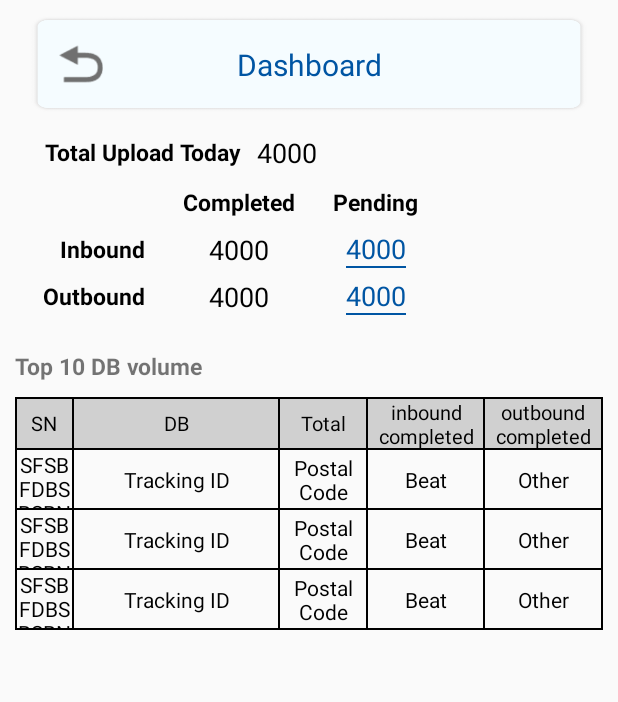
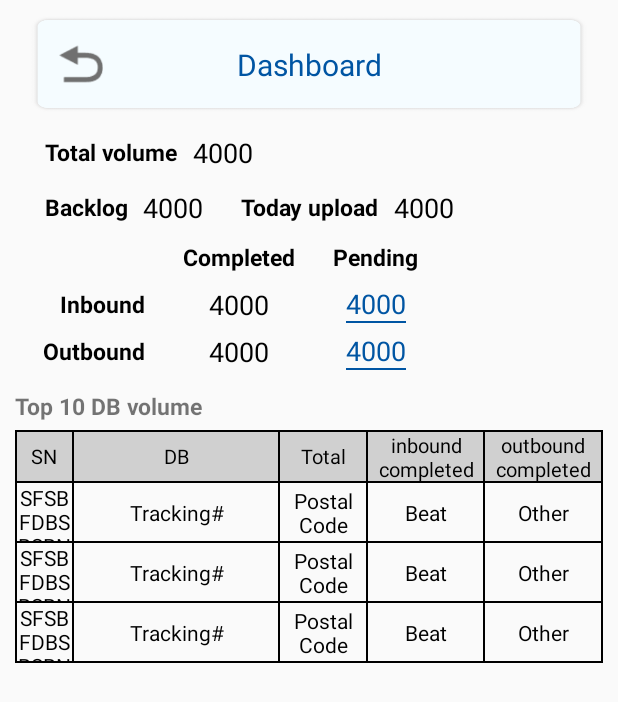
Before and after one commit to pandatuu/uhfproject, an Android app: the layout fragment_dashboard.xml on its own in the app's theme, with its tools: preview values and no code run, on a phone screen of 412 x 824 dp. Shown: the top 702 px of the screen. Run offline under Robolectric (Android 15) with nearby library versions, the phone set to English and light mode, and no system bars.

Commit message:
1.修改dashboard页；2.修改展示的单词；3.修改寻物页的蜂鸣声大小

```diff
--- a/app/src/main/java/com/example/uhfproject/model/DashboardNumberVO.kt
+++ b/app/src/main/java/com/example/uhfproject/model/DashboardNumberVO.kt
@@ -13,6 +13,11 @@ data class DashboardNumberVO (
      * （所选日期（默认当日））上传总数
      */
     val total: Int? = null,
+
+    /**
+     * （所选日期（默认当日））上传总数
+     */
+    val backlog: Int? = null,
 
     /**
      * （所选日期（默认当日））入库完成数量
--- a/app/src/main/java/com/example/uhfproject/model/ExcelDownloadVO.kt
+++ b/app/src/main/java/com/example/uhfproject/model/ExcelDownloadVO.kt
@@ -1,6 +1,7 @@
 package com.example.uhfproject.model
 
 import android.os.Parcelable
+import com.google.gson.annotations.SerializedName
 import kotlinx.android.parcel.Parcelize
 
 /**
@@ -13,8 +14,10 @@ data class ExcelDownloadVO(
 
     val trackingNumber: String? = null,
 
+    @SerializedName("postCode")
     val postalCode: String? = null,
 
+    @SerializedName("bitCode")
     val beat: String? = null,
 
     val reservedField1: String? = null,
--- a/app/src/main/java/com/example/uhfproject/ui/MainViewModel.kt
+++ b/app/src/main/java/com/example/uhfproject/ui/MainViewModel.kt
@@ -15,7 +15,6 @@ import com.example.uhfproject.utils.SingleLiveEvent
 import com.example.uhfproject.utils.retrofit.*
 import com.seuic.uhf.EPC
 import com.seuic.uhf.UHFService
-import com.seuic.uhfutils.EpcSearch
 import es.dmoral.toasty.Toasty
 import kotlinx.coroutines.*
 
--- a/app/src/main/java/com/example/uhfproject/ui/fragment/FindItemFragment.kt
+++ b/app/src/main/java/com/example/uhfproject/ui/fragment/FindItemFragment.kt
@@ -27,6 +27,7 @@ import com.example.uhfproject.utils.Const
 import com.example.uhfproject.utils.Const.findItemPower
 import com.example.uhfproject.utils.Const.intToPercent
 import com.example.uhfproject.utils.LogUtil
+import com.example.uhfproject.utils.VolumeController
 import com.seuic.uhf.EPC
 import com.seuic.uhf.UHFService
 import com.seuic.uhfutils.EpcSearch
@@ -48,7 +49,7 @@ class FindItemFragment : BaseFragment<FragmentFindItemBinding>(), SensorEventLis
     private var gyroscopeSensor: Sensor? = null
     private var rotationVectorSensor: Sensor? = null
 
-    private var currentRfid = ""
+    private var currentRfid = "E2806894000050335391C105"
     private var northDegree: Float? = null
     private var currentRssi = 0
 
@@ -133,6 +134,7 @@ class FindItemFragment : BaseFragment<FragmentFindItemBinding>(), SensorEventLis
             val search = EpcSearch.search(it)
             search.find { it.getId() == currentRfid }?.let {
                 currentRssi = it.rssi
+                VolumeController().setVolumePercent(currentRssi)
                 mBinding.tvProgress.text = "${currentRssi}%"
                 onValueChanged(currentRssi)
             }
--- a/app/src/main/res/layout/fragment_dashboard.xml
+++ b/app/src/main/res/layout/fragment_dashboard.xml
@@ -46,13 +46,12 @@
         android:layout_height="wrap_content"
         android:layout_marginStart="10dp"
         android:layout_marginTop="15dp"
-        android:text="@string/dashboard_txt1"
+        android:text="Total volume"
         android:textSize="15sp"
         android:textStyle="bold"
         android:textColor="@color/black"
         app:layout_constraintStart_toStartOf="@+id/title_layout"
         app:layout_constraintTop_toBottomOf="@+id/title_layout" />
-
 
     <TextView
         android:id="@+id/total_num"
@@ -66,6 +65,53 @@
         app:layout_constraintTop_toTopOf="@+id/tv_total_num"
         tools:text="4000" />
 
+    <TextView
+        android:id="@+id/tv_backlog_num"
+        android:layout_width="wrap_content"
+        android:layout_height="wrap_content"
+        android:layout_marginTop="15dp"
+        android:text="Backlog"
+        android:textSize="15sp"
+        android:textStyle="bold"
+        android:textColor="@color/black"
+        app:layout_constraintStart_toStartOf="@+id/tv_total_num"
+        app:layout_constraintTop_toBottomOf="@+id/tv_total_num" />
+
+    <TextView
+        android:id="@+id/backlog_num"
+        android:layout_width="wrap_content"
+        android:layout_height="wrap_content"
+        android:layout_marginStart="10dp"
+        android:textColor="@color/black"
+        android:textSize="18sp"
+        app:layout_constraintBottom_toBottomOf="@+id/tv_backlog_num"
+        app:layout_constraintStart_toEndOf="@+id/tv_backlog_num"
+        app:layout_constraintTop_toTopOf="@+id/tv_backlog_num"
+        tools:text="4000" />
+
+    <TextView
+        android:id="@+id/tv_upload_num"
+        android:layout_width="wrap_content"
+        android:layout_height="wrap_content"
+        android:layout_marginStart="25dp"
+        android:text="Today upload"
+        android:textSize="15sp"
+        android:textStyle="bold"
+        android:textColor="@color/black"
+        app:layout_constraintStart_toEndOf="@+id/backlog_num"
+        app:layout_constraintTop_toTopOf="@+id/tv_backlog_num" />
+
+    <TextView
+        android:id="@+id/upload_num"
+        android:layout_width="wrap_content"
+        android:layout_height="wrap_content"
+        android:layout_marginStart="10dp"
+        android:textColor="@color/black"
+        android:textSize="18sp"
+        app:layout_constraintBottom_toBottomOf="@+id/tv_upload_num"
+        app:layout_constraintStart_toEndOf="@+id/tv_upload_num"
+        app:layout_constraintTop_toTopOf="@+id/tv_upload_num"
+        tools:text="4000" />
 
     <TextView
         android:id="@+id/tv_inbound_title"
@@ -104,7 +150,7 @@
         android:textStyle="bold"
         android:textColor="@color/black"
         app:layout_constraintStart_toEndOf="@+id/tv_inbound_title"
-        app:layout_constraintTop_toBottomOf="@+id/tv_total_num" />
+        app:layout_constraintTop_toBottomOf="@+id/tv_backlog_num" />
 
     <TextView
         android:id="@+id/completed_inbound"
@@ -207,7 +253,7 @@
         android:layout_width="wrap_content"
         android:layout_height="wrap_content"
         android:layout_marginStart="10dp"
-        android:layout_marginTop="25dp"
+        android:layout_marginTop="15dp"
         android:text="@string/dashboard_txt4"
         android:textSize="15sp"
         android:textStyle="bold"
@@ -225,7 +271,7 @@
         android:textSize="13sp"
         android:background="@drawable/bg_header_border"
         android:layout_marginStart="10dp"
-        android:layout_marginTop="10dp"
+        android:layout_marginTop="5dp"
         app:layout_constraintEnd_toStartOf="@+id/tv_item_db"
         app:layout_constraintStart_toStartOf="parent"
         app:layout_constraintTop_toBottomOf="@+id/tv_txt1"
--- a/app/src/main/res/layout/item_dashboard.xml
+++ b/app/src/main/res/layout/item_dashboard.xml
@@ -25,7 +25,7 @@
         android:layout_width="0dp"
         android:layout_height="match_parent"
         android:gravity="center"
-        tools:text="Tracking ID"
+        tools:text="Tracking#"
         android:textColor="@color/black"
         android:textSize="14sp"
         android:background="@drawable/bg_dash_item_border_2"
```
Also changed, not shown: app/src/main/java/com/example/uhfproject/ui/fragment/DashboardFragment.kt (+7 -5 lines), app/src/main/java/com/example/uhfproject/ui/fragment/InventoryFragment.kt (+6 -6 lines), app/src/main/java/com/example/uhfproject/utils/CustomBeepGenerator.kt (added, +54 -0 lines), app/src/main/res/layout/fragment_bound.xml (+5 -5 lines), app/src/main/res/layout/fragment_check_bound.xml (+5 -5 lines), app/src/main/res/layout/fragment_inventory.xml (+5 -5 lines), app/src/main/res/layout/item_rv_scan.xml (+5 -5 lines).
